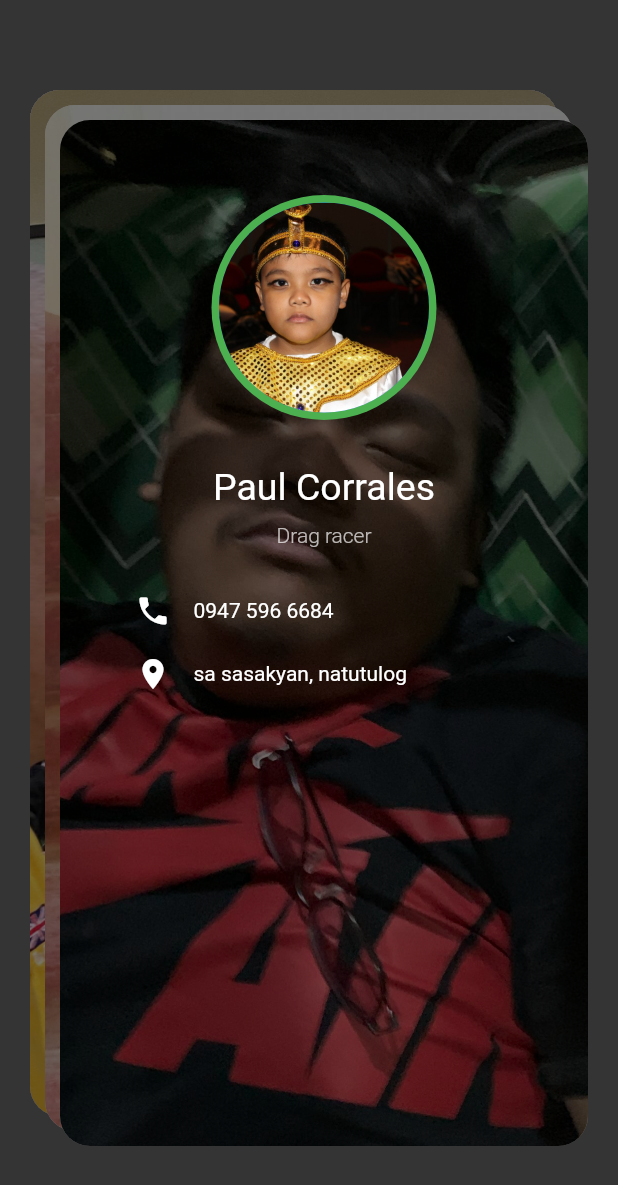
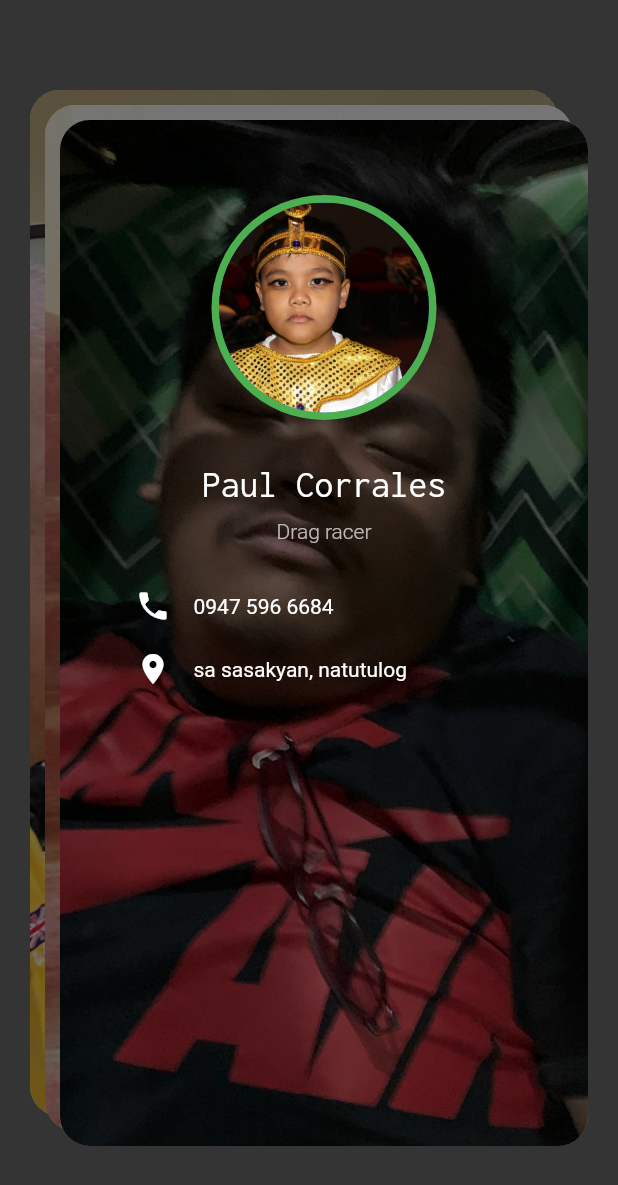
Before and after one commit to TheSciCoder3000/flutter-Business-card, a Flutter app: the screen it shows after launch, on a phone screen of 412 x 824 dp. Shown: the top 1185 px of the screen. Run offline on Flutter 3.47's test engine with Material 2 defaults, Android fonts, the phone set to English and light mode, and no system bars.

Commit message:
added fonts

```diff
--- a/lib/business_card.dart
+++ b/lib/business_card.dart
@@ -58,7 +58,7 @@ class BusinessCard extends StatelessWidget {
 
           Text(
             name,
-            style: const TextStyle(color: Colors.white, fontSize: 25.0),
+            style: const TextStyle(color: Colors.white, fontSize: 25.0, fontFamily: 'Inconsolata'),
           ),
           const SizedBox(height: 10.0,),
           Text(
```
Also changed, not shown: pubspec.yaml (+6 -68 lines), fonts/Inconsolata-Regular.ttf (added).
